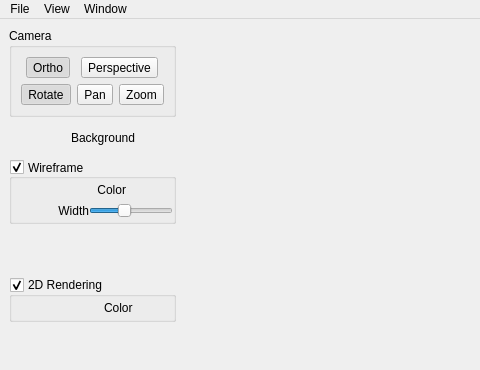
Before: the Qt Designer form ui/AthenaMainWindow.ui in lcbb/athena, drawn with Qt 5; both pictures show x 0 to 480 and y 0 to 370 of the 828 by 670 pixel window.
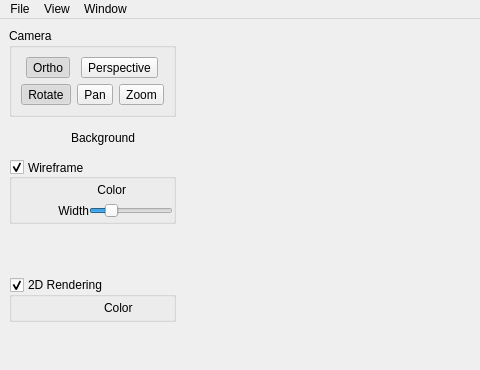
After: the same form once the commit is applied. Custom widgets are drawn as their Qt base class.

```diff
--- a/ui/AthenaMainWindow.ui
+++ b/ui/AthenaMainWindow.ui
@@ -262,7 +262,7 @@
                  <number>-10</number>
                 </property>
                 <property name="maximum">
-                 <number>40</number>
+                 <number>80</number>
                 </property>
                 <property name="value">
                  <number>10</number>
```
